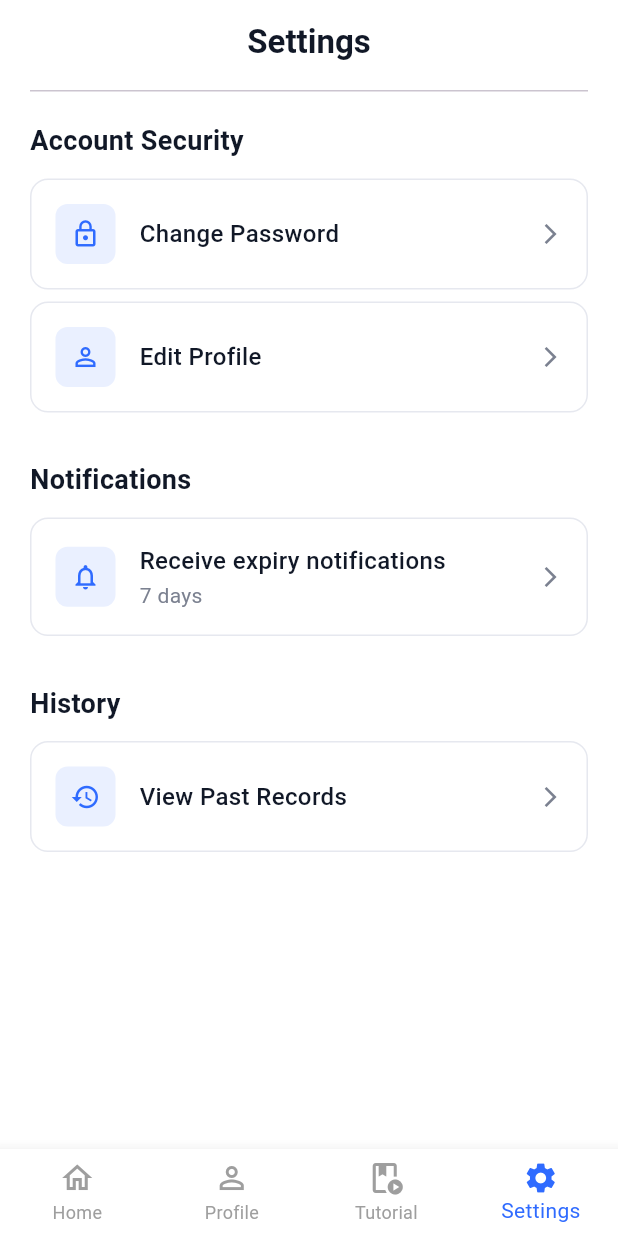
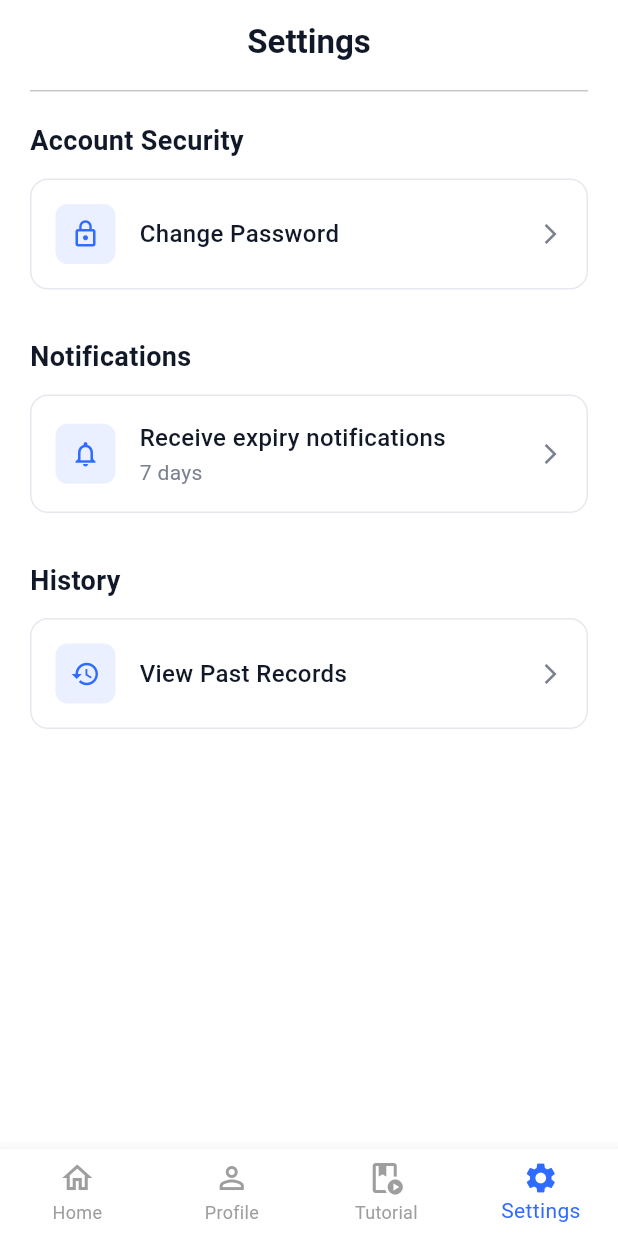
Before and after one commit to QiHeng02/IM3180, a Flutter app: the SettingsScreen screen opened directly, on a phone screen of 412 x 824 dp. Run offline on Flutter 3.47's test engine with Material 3 defaults, Android fonts, the phone set to English and light mode, and no system bars; our stand-ins replace cloud_firestore, firebase_auth, firebase_core, google_sign_in; accounts and stored records are empty.

Commit message:
Update settings_screen.dart

```diff
--- a/lib/screens/settings_screen.dart
+++ b/lib/screens/settings_screen.dart
@@ -36,14 +36,6 @@ class SettingsScreen extends StatelessWidget {
                 title: 'Change Password',
                 onTap: () {
                   Navigator.pushNamed(context, '/change-password');
-                },
-              ),
-
-              _buildSettingsItem(
-                icon: Icons.person_outline,
-                title: 'Edit Profile',
-                onTap: () {
-                  Navigator.pushNamed(context, '/edit-profile');
                 },
               ),
 
@@ -116,7 +108,7 @@ class SettingsScreen extends StatelessWidget {
               break;
             case 1:
               // Navigate to Profile
-              // Navigator.pushNamed(context, '/profile');
+              Navigator.pushNamed(context, '/edit-profile');
               break;
             case 2:
               // Navigate to Tutorial
```
